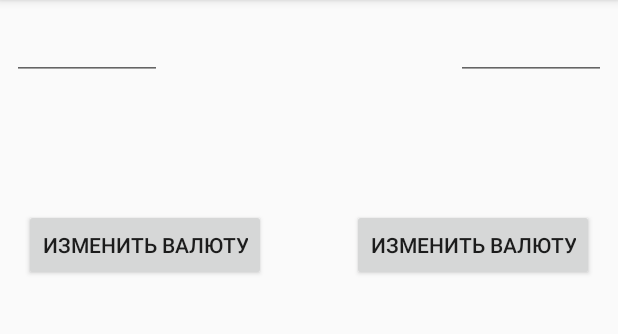
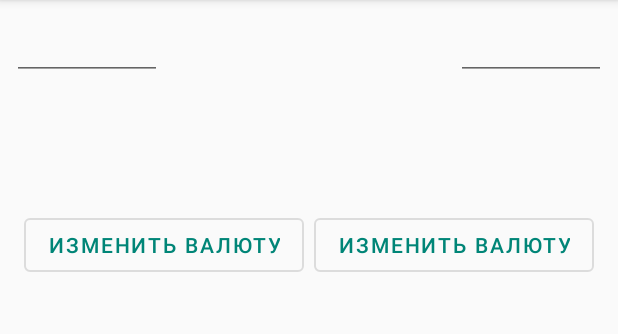
Before and after one commit to Niresh23/Konverter, an Android app: the MainFragment screen opened directly, with no data from a screen before it, on a phone screen of 412 x 824 dp, the part 84-418 px from its top. Run offline under Robolectric (Android 15) with nearby library versions, the phone set to English and light mode, and no system bars; our stand-ins replace Room's generated code, RxJava; libraries missing offline, so code that uses them is left out: retrofit2.converter.simplexml; 2 statements that could not run were skipped.

Commit message:
Branch 2.0.0

```diff
--- a/app/src/main/res/layout/fragment_main.xml
+++ b/app/src/main/res/layout/fragment_main.xml
@@ -47,23 +47,25 @@
         app:layout_constraintEnd_toEndOf="parent"
         app:layout_constraintTop_toBottomOf="@+id/right_edit_text" />
 
-    <Button
+    <com.google.android.material.button.MaterialButton
         android:id="@+id/btn_left"
         android:layout_width="wrap_content"
         android:layout_height="wrap_content"
         android:layout_marginStart="16dp"
         android:layout_marginTop="16dp"
         android:text="@string/change_valuta"
+        style = "@style/Widget.MaterialComponents.Button.OutlinedButton"
         app:layout_constraintStart_toStartOf="@+id/left_text"
         app:layout_constraintTop_toBottomOf="@+id/left_text" />
 
-    <Button
+    <com.google.android.material.button.MaterialButton
         android:id="@+id/btn_right"
         android:layout_width="wrap_content"
         android:layout_height="wrap_content"
         android:layout_marginTop="16dp"
         android:layout_marginEnd="16dp"
         android:text="@string/change_valuta"
+        style = "@style/Widget.MaterialComponents.Button.OutlinedButton"
         app:layout_constraintEnd_toEndOf="@+id/right_text"
         app:layout_constraintTop_toBottomOf="@+id/right_text" />
 </androidx.constraintlayout.widget.ConstraintLayout>
```
